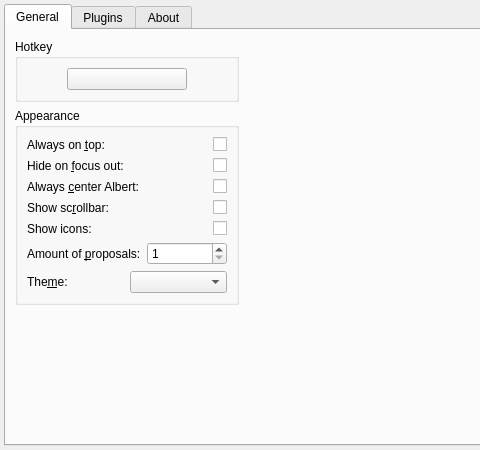
This is src/application/settingswidget/settingswidget.ui in albertlauncher/albert as Qt 5 draws it before an edit; both pictures show x 0 to 480 and y 0 to 450 of the 800 by 450 pixel window. The edited form follows.
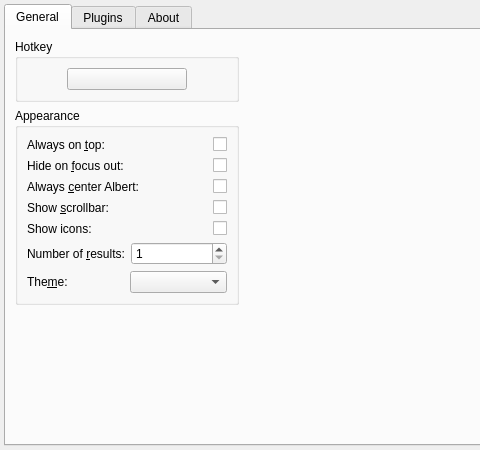
This is the edited form. Icons and pictures are not drawn. Custom widgets are drawn as their Qt base class.

Commit message: "Amount of proposals" --> "Number of results"

```diff
--- a/src/application/settingswidget/settingswidget.ui
+++ b/src/application/settingswidget/settingswidget.ui
@@ -188,7 +188,7 @@
               <item>
                <widget class="QLabel" name="label_scrollbar">
                 <property name="text">
-                 <string>Show sc&amp;rollbar:</string>
+                 <string>Show &amp;scrollbar:</string>
                 </property>
                 <property name="buddy">
                  <cstring>checkBox_scrollbar</cstring>
@@ -236,7 +236,7 @@
               <item>
                <widget class="QLabel" name="label_proposals">
                 <property name="text">
-                 <string>Amount of &amp;proposals:</string>
+                 <string>Number of &amp;results:</string>
                 </property>
                 <property name="buddy">
                  <cstring>spinBox_proposals</cstring>
```
